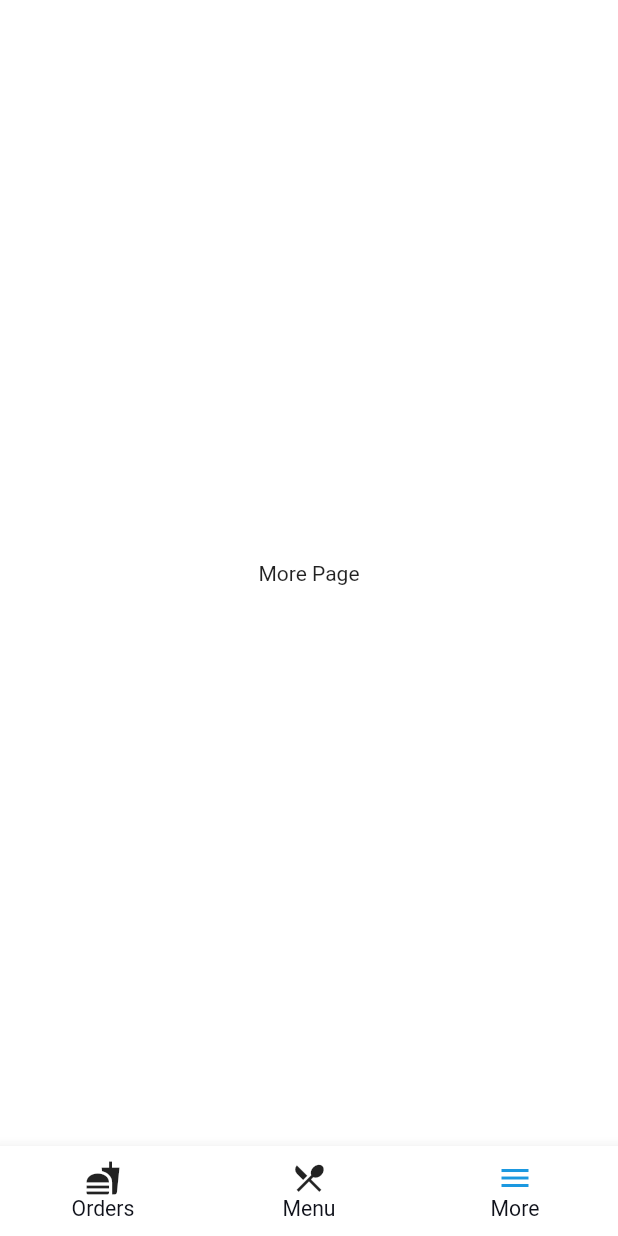
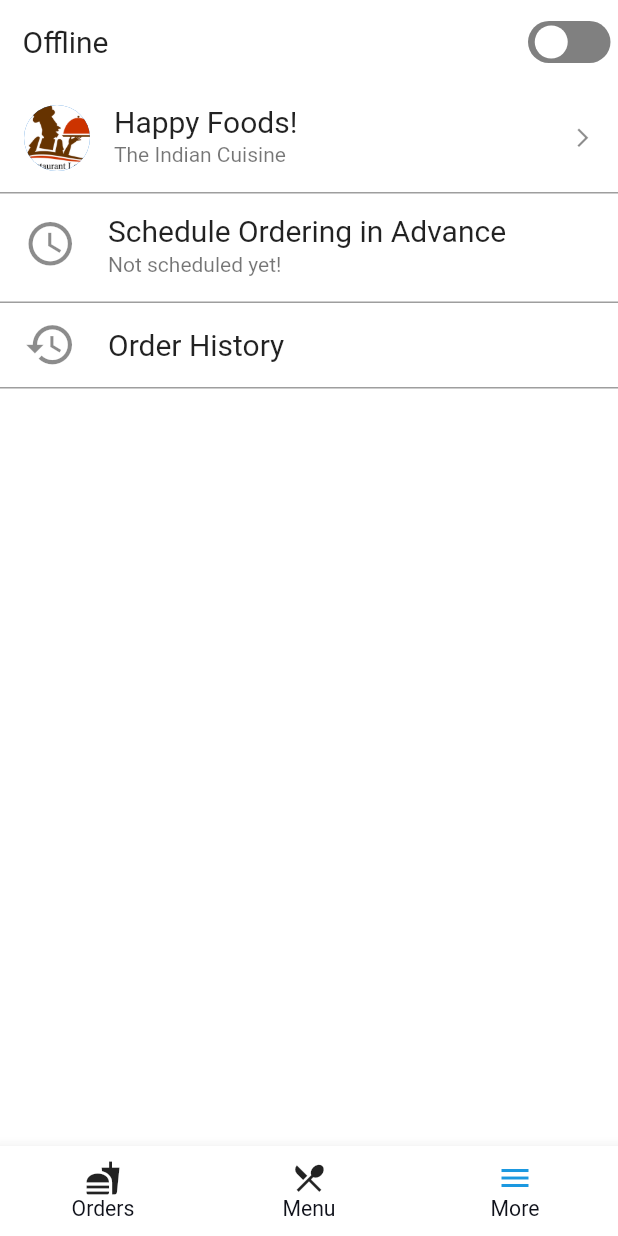
Before and after one commit to rajnis09/antiQ, a Flutter app: the CustomBottomNavigationBar screen opened by its route, item 3 of the bottom bar chosen, on a phone screen of 412 x 824 dp. Run offline on Flutter 3.47's test engine with Material 2 defaults, Android fonts, the phone set to English and light mode, and no system bars; our stand-ins replace connectivity, firebase_auth, google_fonts, image_picker; accounts and stored records are empty.

Commit message:
added more page (#3)

```diff
--- a/lib/models/order_details.dart
+++ b/lib/models/order_details.dart
@@ -7,6 +7,7 @@ class OrderDetails {
   String paymentStatus;
   int totalquantity;
   double totalPrice;
+  String endStatus;
   List<Item> items;
 
   OrderDetails(
@@ -18,6 +19,7 @@ class OrderDetails {
       this.paymentStatus,
       this.totalquantity,
       this.totalPrice,
+      this.endStatus,
       this.items});
 }
 
--- a/lib/views/bottom_navigation_bar.dart
+++ b/lib/views/bottom_navigation_bar.dart
@@ -24,7 +24,7 @@ class _CustomBottomNavigationBarState extends State<CustomBottomNavigationBar> {
     final List<Widget> _pages = [
       AcceptingOrdersPage(),
       AddMenuItems(),
-      MorePage(),
+      More(),
     ];
 
     return Scaffold(
@@ -77,7 +77,6 @@ class _CustomBottomNavigationBarState extends State<CustomBottomNavigationBar> {
             iconData: Icons.menu,
             text: 'More',
           ),
-
         ],
       ),
     );
--- a/lib/views/more.dart
+++ b/lib/views/more.dart
@@ -1,13 +1,184 @@
+import 'dart:async';
+
 import 'package:flutter/material.dart';
 
-class MorePage extends StatelessWidget {
+import '../widgets/custom_switch.dart';
+
+class More extends StatefulWidget {
+  @override
+  _MoreState createState() => _MoreState();
+}
+
+class _MoreState extends State<More> {
+  bool _isOnline = false;
+  String _status = "Offline";
+  String _statusOff = "Offline";
+  String _statusOn = "Accepting Orders";
+  String _schedule = "Not scheduled yet!";
+  String _notScheduled = "Not scheduled yet!";
+  Color tempColor = Color.fromRGBO(128, 128, 128, 1);
+  TimeOfDay _time = new TimeOfDay.now();
+  DateTime duration;
+  int minDiff;
+  int secDiff;
+
+  Future<Null> _selectTime(BuildContext context) async {
+    final TimeOfDay picked = await showTimePicker(
+      context: context,
+      initialTime: _time,
+    );
+
+    if (picked != null && picked != _time) {
+      setState(() {
+        duration = DateTime.now();
+        _time = picked;
+        _schedule = "scheduled at: " +
+            _time.hour.toString() +
+            ":" +
+            _time.minute.toString();
+        minDiff = _time.minute - duration.minute - 1;
+        secDiff = 60 - duration.second;
+      });
+
+      Timer(
+          Duration(
+            hours: _time.hour - duration.hour,
+            minutes: minDiff,
+            seconds: secDiff,
+          ), () {
+        setState(() {
+          _isOnline = !_isOnline;
+          _schedule = _notScheduled;
+          if (_isOnline) {
+            _status = _statusOn;
+            tempColor = Color.fromRGBO(34, 139, 34, 1);
+          }
+
+          if (!_isOnline) {
+            _status = _statusOff;
+            tempColor = Color.fromRGBO(128, 128, 128, 1);
+          }
+        });
+      });
+    }
+  }
+
   @override
   Widget build(BuildContext context) {
-    return Center(
-      child: Text(
-        "More Page",
+    return SafeArea(
+      child: Scaffold(
+        body: Column(
+          children: [
+            Container(
+              height: AppBar().preferredSize.height,
+              child: Row(
+                mainAxisAlignment: MainAxisAlignment.spaceBetween,
+                children: [
+                  Padding(
+                    padding: const EdgeInsets.only(left: 15.0),
+                    child: Text(
+                      _status,
+                      style: TextStyle(color: Colors.black87, fontSize: 20),
+                    ),
+                  ),
+                  CustomSwitch(
+                    value: _isOnline,
+                    color: tempColor,
+                    onChanged: (value) {
+                      setState(() {
+                        _isOnline = value;
+                        if (value) {
+                          _status = _statusOn;
+                          tempColor = Color.fromRGBO(34, 139, 34, 1);
+                        }
+
+                        if (!value) {
+                          _status = _statusOff;
+                          tempColor = Color.fromRGBO(128, 128, 128, 1);
+                        }
+                      });
+                    },
+                  ),
+                ],
+              ),
+            ),
+            GestureDetector(
+              onTap: () {
+                Navigator.of(context).pushNamed('/shopInfo');
+              },
+              child: Container(
+                width: double.infinity,
+                decoration: BoxDecoration(
+                  border: Border(
+                    bottom: BorderSide(color: Colors.grey),
+                  ),
+                ),
+                child: ListTile(
+                  leading: CircleAvatar(
+                    radius: 22,
+                    backgroundImage: AssetImage('assets/images/restaurant.png'),
+                  ),
+                  title: Text(
+                    'Happy Foods!',
+                    style: TextStyle(fontSize: 20),
+                    overflow: TextOverflow.ellipsis,
+                  ),
+                  subtitle: Text(
+                    'The Indian Cuisine',
+                    overflow: TextOverflow.ellipsis,
+                  ),
+                  trailing: Icon(
+                    Icons.arrow_forward_ios,
+                    size: 15,
+                  ),
+                ),
+              ),
+            ),
+            GestureDetector(
+              onTap: () => _selectTime(context),
+              child: Container(
+                width: double.infinity,
+                decoration: BoxDecoration(
+                  border: Border(
+                    bottom: BorderSide(color: Colors.grey),
+                  ),
+                ),
+                child: ListTile(
+                  leading: Icon(
+                    Icons.schedule,
+                    size: 35,
+                  ),
+                  title: Text(
+                    'Schedule Ordering in Advance',
+                    style: TextStyle(fontSize: 20),
+                  ),
+                  subtitle: Text(_schedule),
+                ),
+              ),
+            ),
+            GestureDetector(
+              onTap: () {
+                Navigator.of(context).pushNamed('/orderHistory');
+              },
+              child: Container(
+                width: double.infinity,
+                decoration: BoxDecoration(
+                  border: Border(
+                    bottom: BorderSide(color: Colors.grey),
+                  ),
+                ),
+                child: ListTile(
+                  title: Text('Order History', style: TextStyle(fontSize: 20)),
+                  leading: Icon(
+                    Icons.history,
+                    size: 35,
+                  ),
+                ),
+              ),
+            ),
+          ],
+        ),
       ),
     );
-
   }
 }
--- /dev/null
+++ b/lib/widgets/custom_switch.dart
@@ -0,0 +1,80 @@
+import 'package:flutter/material.dart';
+
+class CustomSwitch extends StatefulWidget {
+  final bool value;
+  final ValueChanged<bool> onChanged;
+  final Color color;
+
+  CustomSwitch({Key key, this.value, this.onChanged, this.color})
+      : super(key: key);
+
+  @override
+  _CustomSwitchState createState() => _CustomSwitchState();
+}
+
+class _CustomSwitchState extends State<CustomSwitch>
+    with SingleTickerProviderStateMixin {
+  Animation _circleAnimation;
+  AnimationController _animationController;
+
+  @override
+  void initState() {
+    super.initState();
+    _animationController =
+        AnimationController(vsync: this, duration: Duration(milliseconds: 60));
+    _circleAnimation = AlignmentTween(
+            begin: widget.value ? Alignment.centerRight : Alignment.centerLeft,
+            end: widget.value ? Alignment.centerLeft : Alignment.centerRight)
+        .animate(CurvedAnimation(
+            parent: _animationController, curve: Curves.linear));
+  }
+
+  @override
+  Widget build(BuildContext context) {
+    return AnimatedBuilder(
+      animation: _animationController,
+      builder: (context, child) {
+        return GestureDetector(
+          onTap: () {
+            if (_animationController.isCompleted) {
+              _animationController.reverse();
+            } else {
+              _animationController.forward();
+            }
+            widget.value == false
+                ? widget.onChanged(true)
+                : widget.onChanged(false);
+          },
+          child: Column(
+            mainAxisAlignment: MainAxisAlignment.center,
+            children: [
+              Container(
+                margin: EdgeInsets.only(right: 5),
+                width: 55.0,
+                height: 28.0,
+                decoration: BoxDecoration(
+                  borderRadius: BorderRadius.circular(24.0),
+                  color: widget.color,
+                ),
+                child: Padding(
+                  padding: const EdgeInsets.all(3),
+                  child: Container(
+                    alignment: widget.value
+                        ? Alignment.centerRight
+                        : Alignment.centerLeft,
+                    child: Container(
+                      width: 25.0,
+                      height: 25.0,
+                      decoration: BoxDecoration(
+                          shape: BoxShape.circle, color: Colors.white),
+                    ),
+                  ),
+                ),
+              ),
+            ],
+          ),
+        );
+      },
+    );
+  }
+}
```
Also changed, not shown: lib/main.dart (+6 -2 lines), lib/providers/sample_order_data.dart (+10 -5 lines), lib/views/shop_info.dart (added, +13 -0 lines), lib/widgets/ordered_history.dart (added, +219 -0 lines), assets/images/restaurant.png (added).
